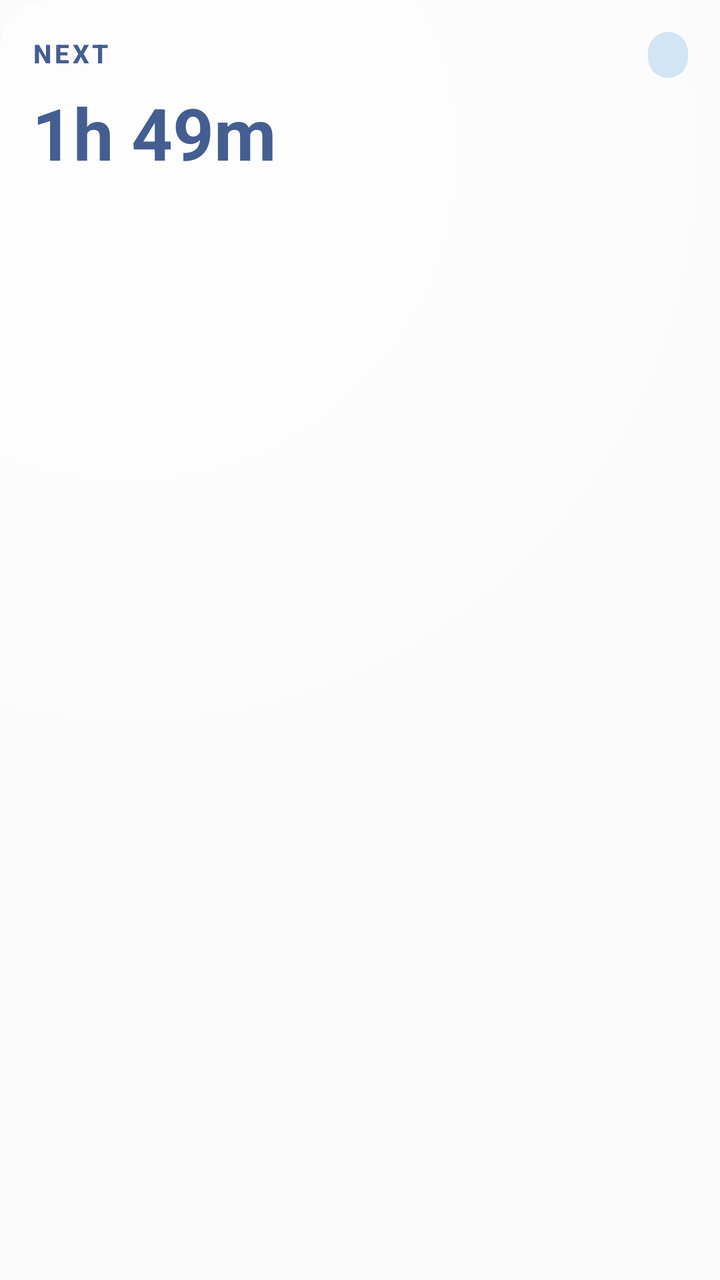
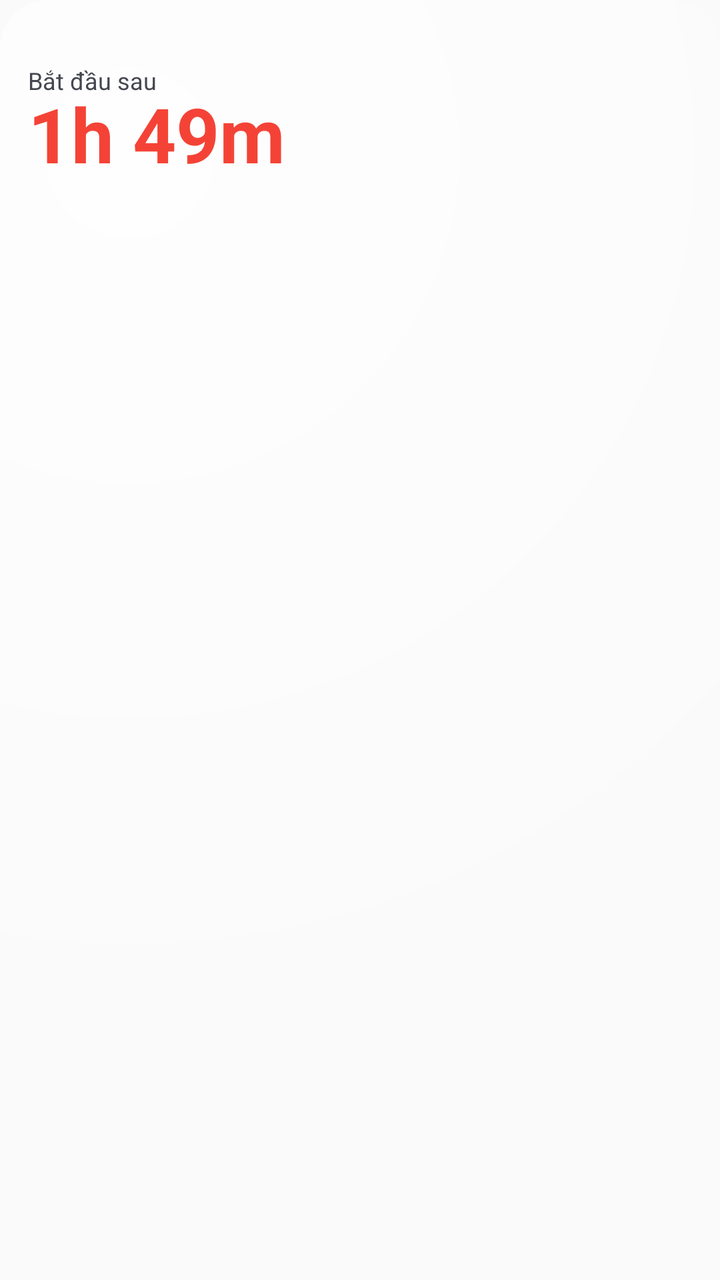

Screens rendered from an Android XML layout before and after an edit, with the pre-edit source and the edit as a unified diff.
<!-- AndroidManifest.xml: application theme Theme.Nexta -->
<!-- res/layout/nexta_focus_widget.xml -->
<?xml version="1.0" encoding="utf-8"?>
<LinearLayout xmlns:android="http://schemas.android.com/apk/res/android"
    android:id="@+id/focus_widget_root"
    android:layout_width="match_parent"
    android:layout_height="match_parent"
    android:orientation="vertical"
    android:padding="16dp"
    android:background="@drawable/nexta_widget_background">

    <LinearLayout
        android:layout_width="match_parent"
        android:layout_height="wrap_content"
        android:gravity="center_vertical">
        <TextView
            android:id="@+id/focus_status"
            android:layout_width="0dp"
            android:layout_height="wrap_content"
            android:layout_weight="1"
            android:includeFontPadding="false"
            android:text="NEXT"
            android:textColor="@color/nexta_widget_accent"
            android:textSize="13sp"
            android:textStyle="bold"
            android:fontFamily="sans-serif-medium"
            android:letterSpacing="0.12" />
        <TextView
            android:id="@+id/focus_location"
            android:layout_width="wrap_content"
            android:layout_height="wrap_content"
            android:maxWidth="120dp"
            android:singleLine="true"
            android:ellipsize="end"
            android:paddingStart="10dp"
            android:paddingEnd="10dp"
            android:paddingTop="5dp"
            android:paddingBottom="5dp"
            android:background="@drawable/nexta_widget_badge"
            android:gravity="center"
            android:includeFontPadding="false"
            android:textColor="@color/nexta_widget_badge_text"
            android:textSize="11sp"
            android:textStyle="bold" />
    </LinearLayout>

    <TextView
        android:id="@+id/focus_countdown"
        android:layout_width="match_parent"
        android:layout_height="wrap_content"
        android:layout_marginTop="8dp"
        android:includeFontPadding="false"
        android:maxLines="1"
        android:text="1h 49m"
        android:textColor="@color/nexta_widget_accent"
        android:textSize="36sp"
        android:textStyle="bold"
        android:fontFamily="sans-serif" />

    <TextView
        android:id="@+id/focus_title"
        android:layout_width="match_parent"
        android:layout_height="wrap_content"
        android:layout_marginTop="2dp"
        android:includeFontPadding="false"
        android:maxLines="2"
        android:ellipsize="end"
        android:textColor="@color/nexta_widget_on_container"
        android:textSize="17sp"
        android:textStyle="bold"
        android:fontFamily="sans-serif-medium" />

    <TextView
        android:id="@+id/focus_time"
        android:layout_width="match_parent"
        android:layout_height="wrap_content"
        android:layout_marginTop="6dp"
        android:includeFontPadding="false"
        android:maxLines="1"
        android:textColor="@color/nexta_widget_secondary"
        android:textSize="12sp" />

    <TextView
        android:id="@+id/focus_next"
        android:layout_width="match_parent"
        android:layout_height="wrap_content"
        android:layout_marginTop="10dp"
        android:includeFontPadding="false"
        android:maxLines="1"
        android:ellipsize="end"
        android:textColor="@color/nexta_widget_secondary"
        android:textSize="12sp" />

</LinearLayout>
<!-- resources referenced by this layout -->
<resources>
  <color name="nexta_widget_accent">@android:color/holo_blue_dark</color>
  <color name="nexta_widget_badge_text">#E8DEF8</color>
  <color name="nexta_widget_on_container">@android:color/primary_text_light</color>
  <color name="nexta_widget_secondary">@android:color/secondary_text_light</color>
  <!-- drawable nexta_widget_background (drawable) -->
  <?xml version="1.0" encoding="utf-8"?>
  <shape xmlns:android="http://schemas.android.com/apk/res/android">
      <corners android:radius="24dp" />
      <gradient
          android:type="radial"
          android:centerX="0.18"
          android:centerY="0.12"
          android:gradientRadius="420dp"
          android:startColor="#B8FFFFFF"
          android:centerColor="#70FFFFFF"
          android:endColor="#20FFFFFF" />
  </shape>
  <!-- drawable nexta_widget_badge (drawable) -->
  <?xml version="1.0" encoding="utf-8"?>
  <shape xmlns:android="http://schemas.android.com/apk/res/android">
      <corners android:radius="999dp" />
      <solid android:color="@color/nexta_widget_badge" />
  </shape>
  <style name="Theme.Nexta" parent="android:Theme.Material.Light.NoActionBar" />
  <color name="nexta_widget_badge">#4A4458</color>
</resources>

<!-- the commit's change to res/layout/nexta_focus_widget.xml (unified diff, before → after) -->
@@ -4,54 +4,41 @@
     android:layout_width="match_parent"
     android:layout_height="match_parent"
     android:orientation="vertical"
-    android:padding="16dp"
+    android:padding="14dp"
     android:background="@drawable/nexta_widget_background">
 
-    <LinearLayout
+    <TextView
+        android:id="@+id/focus_location"
         android:layout_width="match_parent"
         android:layout_height="wrap_content"
-        android:gravity="center_vertical">
-        <TextView
-            android:id="@+id/focus_status"
-            android:layout_width="0dp"
-            android:layout_height="wrap_content"
-            android:layout_weight="1"
-            android:includeFontPadding="false"
-            android:text="NEXT"
-            android:textColor="@color/nexta_widget_accent"
-            android:textSize="13sp"
-            android:textStyle="bold"
-            android:fontFamily="sans-serif-medium"
-            android:letterSpacing="0.12" />
-        <TextView
-            android:id="@+id/focus_location"
-            android:layout_width="wrap_content"
-            android:layout_height="wrap_content"
-            android:maxWidth="120dp"
-            android:singleLine="true"
-            android:ellipsize="end"
-            android:paddingStart="10dp"
-            android:paddingEnd="10dp"
-            android:paddingTop="5dp"
-            android:paddingBottom="5dp"
-            android:background="@drawable/nexta_widget_badge"
-            android:gravity="center"
-            android:includeFontPadding="false"
-            android:textColor="@color/nexta_widget_badge_text"
-            android:textSize="11sp"
-            android:textStyle="bold" />
-    </LinearLayout>
+        android:maxLines="1"
+        android:ellipsize="end"
+        android:includeFontPadding="false"
+        android:textColor="@color/nexta_widget_secondary"
+        android:textSize="12sp"
+        android:fontFamily="sans-serif-medium" />
+
+    <TextView
+        android:id="@+id/focus_countdown_label"
+        android:layout_width="match_parent"
+        android:layout_height="wrap_content"
+        android:layout_marginTop="6dp"
+        android:includeFontPadding="false"
+        android:maxLines="1"
+        android:text="Bắt đầu sau"
+        android:textColor="@color/nexta_widget_secondary"
+        android:textSize="12sp" />
 
     <TextView
         android:id="@+id/focus_countdown"
         android:layout_width="match_parent"
         android:layout_height="wrap_content"
-        android:layout_marginTop="8dp"
+        android:layout_marginTop="-2dp"
         android:includeFontPadding="false"
         android:maxLines="1"
         android:text="1h 49m"
-        android:textColor="@color/nexta_widget_accent"
-        android:textSize="36sp"
+        android:textColor="#F44336"
+        android:textSize="38sp"
         android:textStyle="bold"
         android:fontFamily="sans-serif" />
 
@@ -72,7 +59,7 @@
         android:id="@+id/focus_time"
         android:layout_width="match_parent"
         android:layout_height="wrap_content"
-        android:layout_marginTop="6dp"
+        android:layout_marginTop="5dp"
         android:includeFontPadding="false"
         android:maxLines="1"
         android:textColor="@color/nexta_widget_secondary"
@@ -82,11 +69,11 @@
         android:id="@+id/focus_next"
         android:layout_width="match_parent"
         android:layout_height="wrap_content"
-        android:layout_marginTop="10dp"
+        android:layout_marginTop="8dp"
         android:includeFontPadding="false"
         android:maxLines="1"
         android:ellipsize="end"
         android:textColor="@color/nexta_widget_secondary"
-        android:textSize="12sp" />
+        android:textSize="11sp" />
 
 </LinearLayout>
<!-- resource entries referenced after the edit -->
@@ -1,7 +1,5 @@
 <!-- resources referenced by this layout -->
 <resources>
-  <color name="nexta_widget_accent">@android:color/holo_blue_dark</color>
-  <color name="nexta_widget_badge_text">#E8DEF8</color>
   <color name="nexta_widget_on_container">@android:color/primary_text_light</color>
   <color name="nexta_widget_secondary">@android:color/secondary_text_light</color>
   <!-- drawable nexta_widget_background (drawable) -->
@@ -17,13 +15,6 @@
           android:centerColor="#70FFFFFF"
           android:endColor="#20FFFFFF" />
   </shape>
-  <!-- drawable nexta_widget_badge (drawable) -->
-  <?xml version="1.0" encoding="utf-8"?>
-  <shape xmlns:android="http://schemas.android.com/apk/res/android">
-      <corners android:radius="999dp" />
-      <solid android:color="@color/nexta_widget_badge" />
-  </shape>
   <style name="Theme.Nexta" parent="android:Theme.Material.Light.NoActionBar" />
-  <color name="nexta_widget_badge">#4A4458</color>
 </resources>
 
